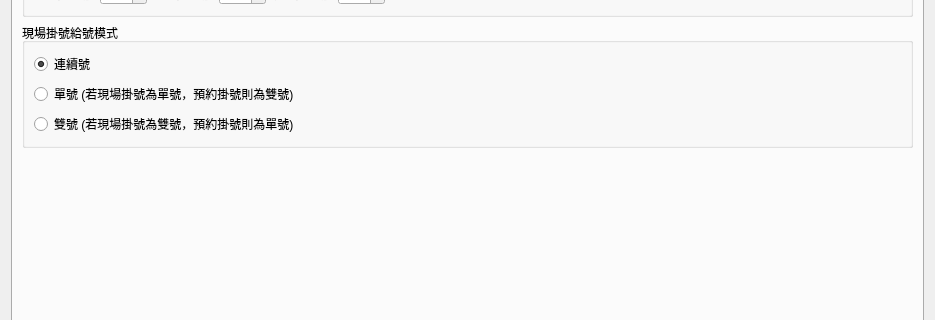
First picture: the form in ui/dialog_settings.ui, repository picacat/pyMedical, before the edit; both pictures show x 0 to 935 and y 153 to 473 of the 935 by 963 pixel window.
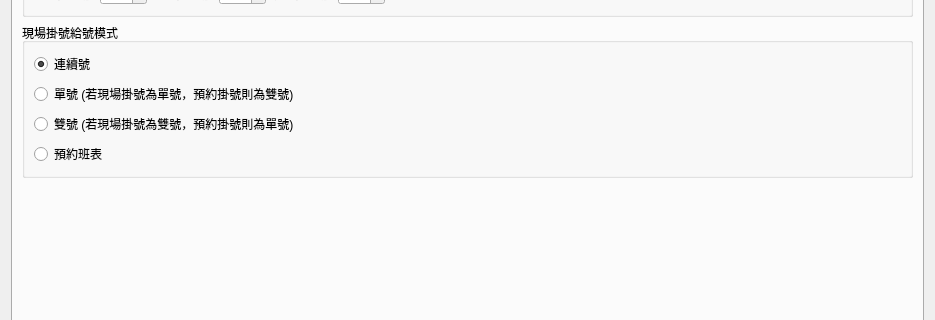
Second picture: the form after the edit. The open tabs and pages were chosen to show the change. Icons and pictures are not drawn.

Patch:
```diff
--- a/ui/dialog_settings.ui
+++ b/ui/dialog_settings.ui
@@ -500,6 +500,13 @@
                 </property>
                </widget>
               </item>
+              <item>
+               <widget class="QRadioButton" name="radioButton_reservation_table">
+                <property name="text">
+                 <string>預約班表</string>
+                </property>
+               </widget>
+              </item>
              </layout>
             </item>
            </layout>
```
Left out of the diff: 2 changed lines with no effect on the pictures.
